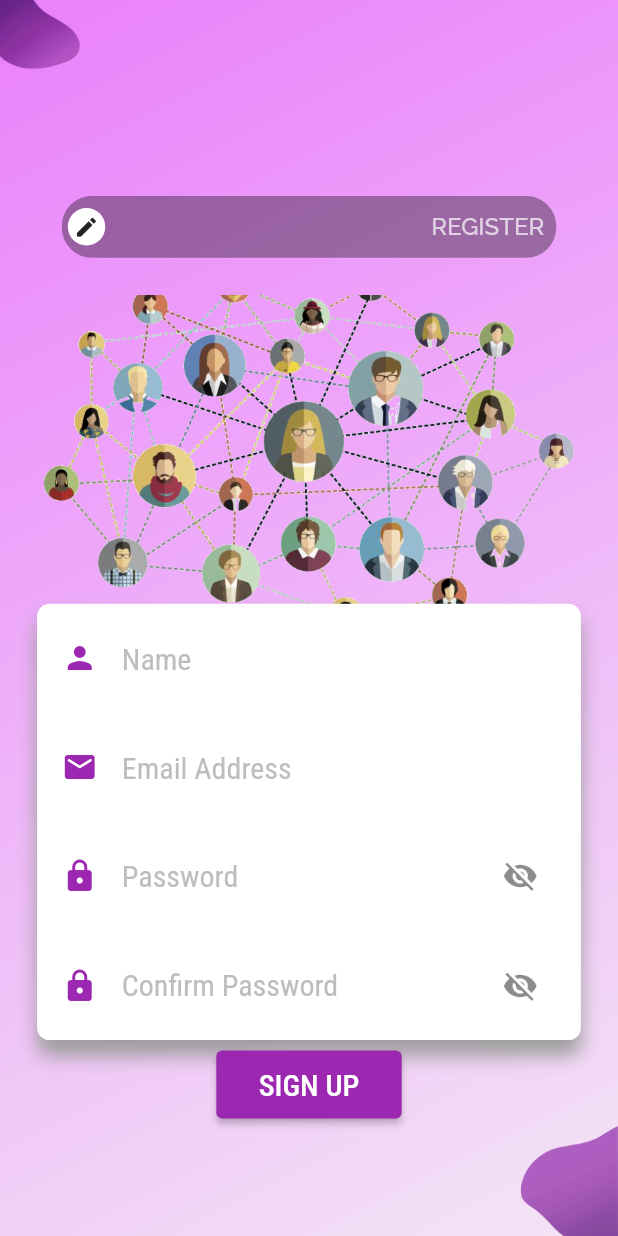
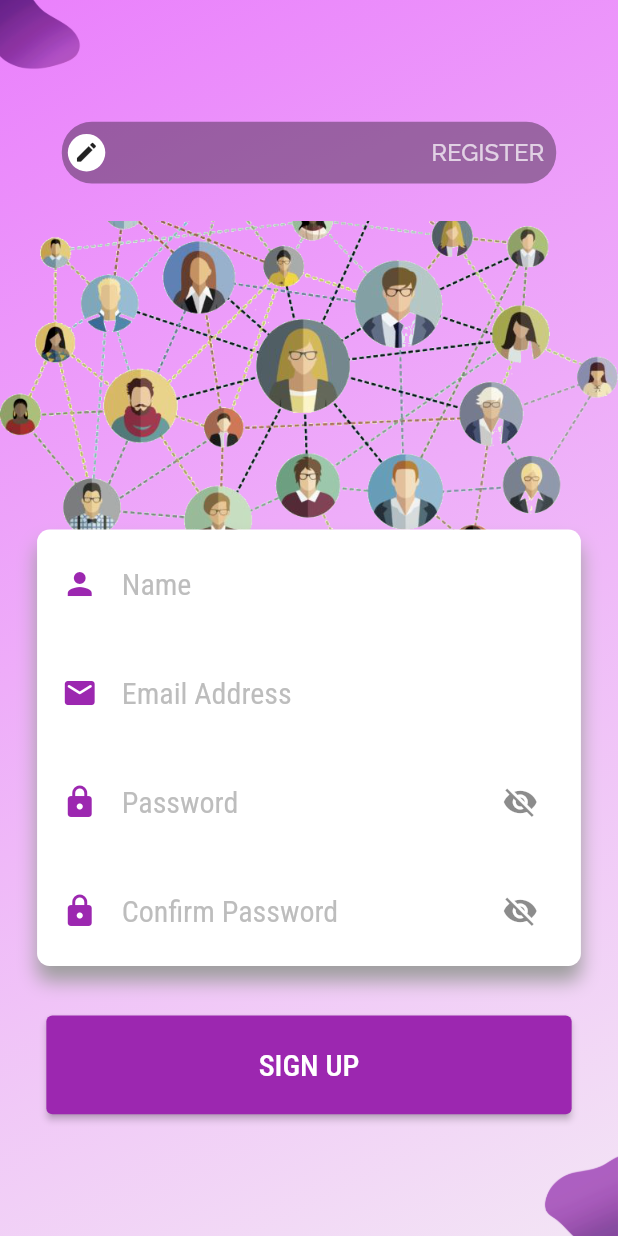
Before and after one commit to KaveenE/Orbital-SimplyMeet, a Flutter app: the SignUpScreen screen opened directly with empty values, on a phone screen of 412 x 824 dp. Run offline on Flutter 3.47's test engine with Material 2 defaults, Android fonts, the phone set to English and light mode, and no system bars; drawn by our look-alikes of flutter_switch.

Commit message:
Fake Fixed keyboard Bug
Did minor aesthetic changes

```diff
--- a/simply_meet/lib/screens/login_signUp/SignUpScreen.dart
+++ b/simply_meet/lib/screens/login_signUp/SignUpScreen.dart
@@ -32,6 +32,7 @@ class SignUpScreen extends StatelessWidget {
             ),
             bottom: -screenSize.height * 0.01,
             right: 0,
+            width: screenSize.width * 0.15,
           ),
         ],
         containerDecoration: BoxDecoration(
--- a/simply_meet/lib/screens/login_signUp/widgets/SignUpBodyContent.dart
+++ b/simply_meet/lib/screens/login_signUp/widgets/SignUpBodyContent.dart
@@ -14,10 +14,8 @@ class SignUpBodyContent extends StatelessWidget {
     final screenSize = MediaQuery.of(context).size;
     final myTheme = Theme.of(context);
 
-    return Stack(
-      alignment: Alignment.center,
-      children: [
-        Column(
+    return SingleChildScrollView(
+      child: Column(
         mainAxisAlignment: MainAxisAlignment.center,
         children: [
           FlutterSwitch(
@@ -27,7 +25,7 @@ class SignUpBodyContent extends StatelessWidget {
             width: screenSize.width * 0.8,
             height: screenSize.height * 0.05,
             activeTextFontWeight: FontWeight.w500,
-              inactiveTextFontWeight: FontWeight.w500 ,
+            inactiveTextFontWeight: FontWeight.w500,
             showOnOff: true,
             activeText: 'LOGIN',
             inactiveText: 'REGISTER',
@@ -40,7 +38,8 @@ class SignUpBodyContent extends StatelessWidget {
           Image.asset(
             "assets/images/signupImageFinal.png",
             height: screenSize.height * 0.25,
-              fit: BoxFit.cover,
+            width: double.infinity,
+            fit: BoxFit.fitWidth,
           ),
           InputWidgetAreaDelete(
             child: Column(
@@ -80,9 +79,12 @@ class SignUpBodyContent extends StatelessWidget {
               ],
             ),
           ),
-          ],
+          SizedBox(
+            height: screenSize.height * 0.04,
           ),
-        Positioned(
+          SizedBox(
+            width: screenSize.width * 0.85,
+            height: screenSize.height * 0.08,
             child: ElevatedButton(
               child: Text(
                 "SIGN UP",
@@ -91,16 +93,15 @@ class SignUpBodyContent extends StatelessWidget {
                 ),
               ),
               style: ButtonStyle(
-              backgroundColor: MaterialStateProperty.all(myTheme.primaryColor),
+                backgroundColor:
+                    MaterialStateProperty.all(myTheme.primaryColor),
               ),
               onPressed: () =>
                   Navigator.of(context).pushNamed(LoginScreen.routeName),
             ),
-          bottom: screenSize.height * 0.095,
-          width: screenSize.width * 0.3,
-          height: screenSize.height * 0.055,
           ),
         ],
+      ),
     );
   }
 }
```
Also changed, not shown: simply_meet/lib/screens/login_signUp/widgets/LoginBodyContent.dart (+15 -9 lines). Lines whose indentation alone changed are shown as unchanged.
